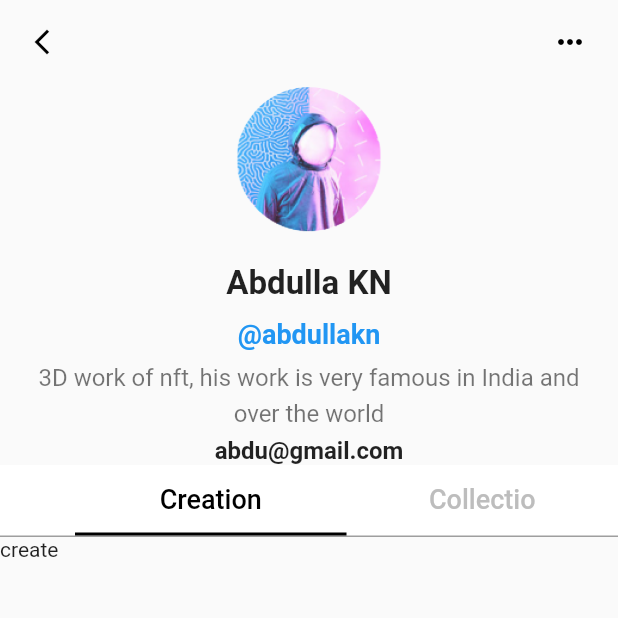
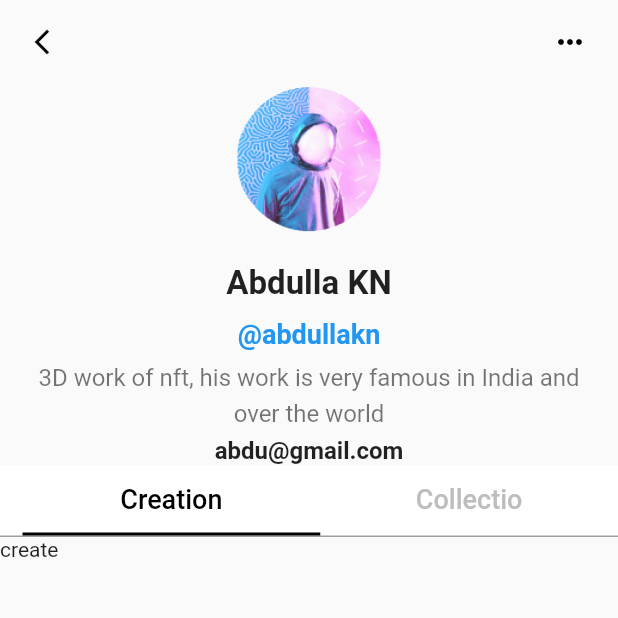
Before and after one commit to abdullakn/flutter_ui_nft_marketplace, a Flutter app: the screen it shows after launch, on a phone screen of 412 x 824 dp, the top half of it. Run offline on Flutter 3.47's test engine with Material 2 defaults, Android fonts, the phone set to English and light mode, and no system bars.

```diff
--- /dev/null
+++ b/lib/models/art.dart
@@ -0,0 +1,10 @@
+class Art{
+  String imageurl;
+  String name;
+  num price;
+  String desc;
+
+  Art({required this.imageurl,required this.name,required this.price,required this.desc});
+
+
+}
--- a/lib/models/profile.dart
+++ b/lib/models/profile.dart
@@ -1,23 +1,54 @@
+import 'package:nft_marketplace/models/art.dart';
+
 class Profile {
   String imageUrl;
   String name;
   String twitter;
   String desc;
   String email;
+  List<Art> creation;
+  List<Art> collection;
 
   Profile(
       {required this.imageUrl,
       required this.name,
       required this.twitter,
       required this.desc,
-      required this.email});
+      required this.email,
+      required this.creation,
+      required this.collection});
 
   static Profile genrateProfile() {
     return Profile(
         imageUrl: "assets/images/avatar.png",
         name: "Abdulla KN",
         twitter: "@abdullakn",
-        desc: "3D work of nft, his work is very famous in India and over the world",
-        email: "abdu@gmail.com");
+        desc:
+            "3D work of nft, his work is very famous in India and over the world",
+        email: "abdu@gmail.com",
+        creation: [
+          Art(
+              imageurl: "assets/images/nft1.jpeg",
+              name: "NFT1",
+              price: 35,
+              desc: "beautiful handmade nft"),
+          Art(
+              imageurl: "assets/images/nft2.jpeg",
+              name: "NFT2",
+              price: 40,
+              desc: "beautiful handmade nft")
+        ],
+        collection: [
+          Art(
+              imageurl: "assets/images/nft1.jpeg",
+              name: "NFT1",
+              price: 35,
+              desc: "beautiful handmade nft"),
+          Art(
+              imageurl: "assets/images/nft2.jpeg",
+              name: "NFT2",
+              price: 40,
+              desc: "beautiful handmade nft")
+        ]);
   }
 }
--- a/lib/profile/profile.dart
+++ b/lib/profile/profile.dart
@@ -33,11 +33,14 @@ class ProfilePage extends StatelessWidget {
                     labelColor: Colors.black,
                     unselectedLabelColor: Colors.grey[400],
                     indicatorColor: Colors.black,
-                  )))
+                  )),
+                  pinned: true,
+                ),
               ];
             },
             body: TabBarView(children: [Text('create'), Text('Colection')]),
-            )));
+          ),
+        ));
   }
 
   AppBar _buildAppbar() {
--- a/lib/profile/widgets/tab_sliver_delegate.dart
+++ b/lib/profile/widgets/tab_sliver_delegate.dart
@@ -8,23 +8,16 @@ class TabSliverDelegate extends SliverPersistentHeaderDelegate {
   @override
   Widget build(
       BuildContext context, double shrinkOffset, bool overlapsContent) {
-        print("here");
-        print(tabBar.preferredSize.height);
+    print("here");
+    print(tabBar.preferredSize.height);
+
     // TODO: implement build
     return Container(
-
       height: 50,
       decoration: BoxDecoration(
-        color: Colors.white,
-        border: Border(bottom: BorderSide(
-          color: Colors.grey,
-          width: 1
-        ))
-      ),
-      padding: EdgeInsets.only(
-        left: 50,
-        right: space?120:0
-      ),
+          color: Colors.white,
+          border: Border(bottom: BorderSide(color: Colors.grey, width: 1))),
+      padding: EdgeInsets.only(left: 15, right: space ? 120 : 0),
       child: tabBar,
     );
   }
```
Also changed, not shown: lib/profile/widgets/custom_grid.dart (added). Lines whose indentation alone changed are shown as unchanged.
